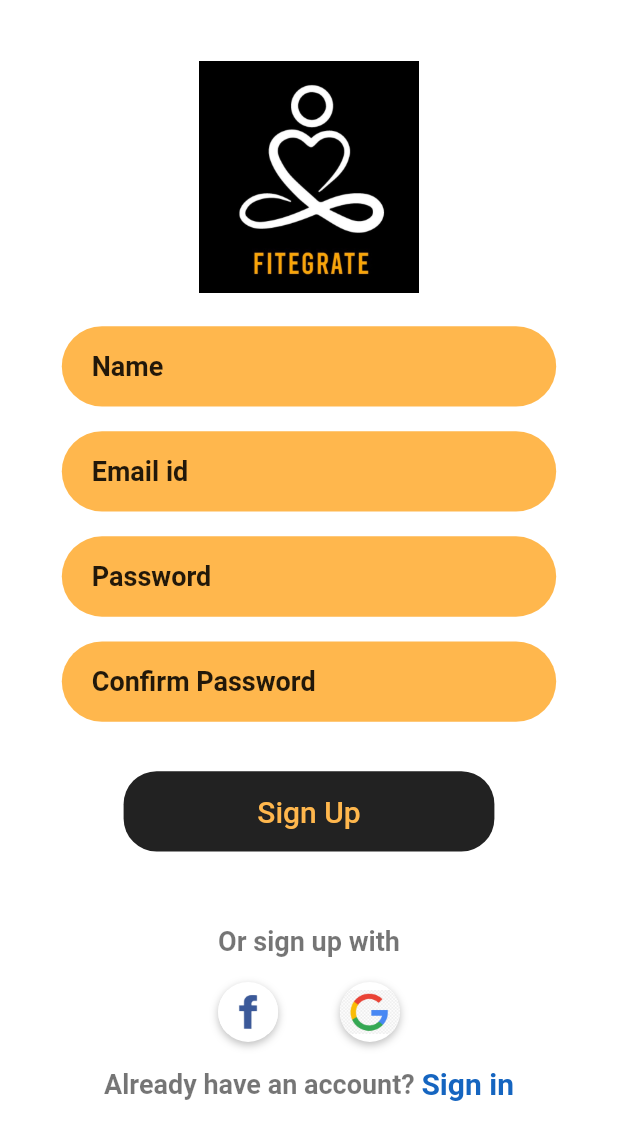
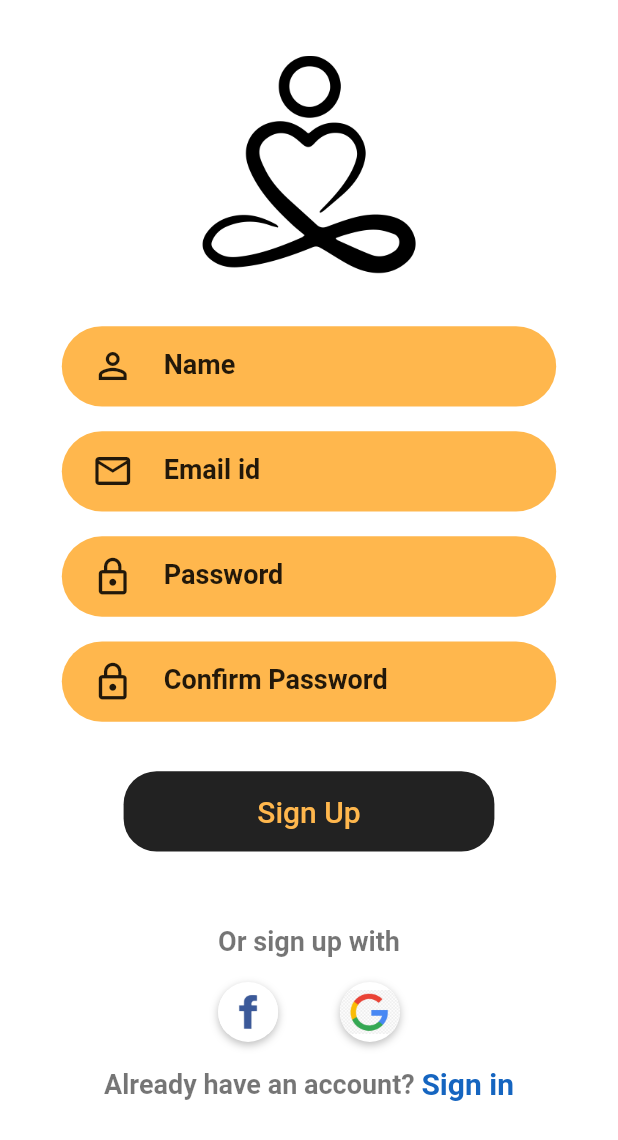
Before and after one commit to adityaraj079/page_one, a Flutter app: the screen it shows after launch, on a phone screen of 412 x 824 dp. Shown: the top 1140 px of the screen. Run offline on Flutter 3.47's test engine with Material 2 defaults, Android fonts, the phone set to English and light mode, and no system bars.

Commit message:
Sign up improved

```diff
--- a/lib/screens/sign_up.dart
+++ b/lib/screens/sign_up.dart
@@ -81,7 +81,7 @@ class _SignUpState extends State<SignUp> {
               ClipRRect(
                   borderRadius: BorderRadius.circular(0),
                   child: Image(
-                      image: AssetImage('assets/Fitegrate/black_bg_logo.jpeg'),
+                      image: AssetImage('assets/Fitegrate/newest_logo.png'),
                       height: 166,
                       width: 147)),
               SizedBox(
@@ -104,17 +104,19 @@ class _SignUpState extends State<SignUp> {
                     },
                     decoration: InputDecoration(
                       border: InputBorder.none,
-                      contentPadding: EdgeInsets.fromLTRB(20, 0, 0, 0),
-                      // prefixIcon: Padding(
-                      //   padding: const EdgeInsets.symmetric(horizontal: 20),
-                      //   // child: Icon(Icons.email, size: 28, ),
-                      // ),
+                      //contentPadding: EdgeInsets.fromLTRB(20, 0, 0, 0),
+                      prefixIcon: Padding(
+                        padding: const EdgeInsets.symmetric(horizontal: 20),
+                        child: Icon(Icons.person_outline, size: 28, color: Colors.black87, ),
+                      ),
                       hintText: 'Name',
                       hintStyle: TextStyle(
                           color: Colors.black87,
                           fontSize: 18,
                           fontWeight: FontWeight.bold),
                     ),
+                    style: TextStyle(color: Colors.black87,  fontSize: 18,
+                          fontWeight: FontWeight.bold),
                     keyboardType: TextInputType.name,
                     textInputAction: TextInputAction.next,
                   ),
@@ -148,17 +150,19 @@ class _SignUpState extends State<SignUp> {
                     },
                     decoration: InputDecoration(
                       border: InputBorder.none,
-                      contentPadding: EdgeInsets.fromLTRB(20, 0, 0, 0),
-                      // prefixIcon: Padding(
-                      //   padding: const EdgeInsets.symmetric(horizontal: 20),
-                      //   //child: Icon(Icons.email, size: 28, ),
-                      // ),
+                      //contentPadding: EdgeInsets.fromLTRB(20, 0, 0, 0),
+                      prefixIcon: Padding(
+                        padding: const EdgeInsets.symmetric(horizontal: 20),
+                        child: Icon(Icons.email_outlined, size: 28, color: Colors.black87,),
+                      ),
                       hintText: 'Email id',
                       hintStyle: TextStyle(
                           color: Colors.black87,
                           fontSize: 18,
                           fontWeight: FontWeight.bold),
                     ),
+                    style: TextStyle(color: Colors.black87,  fontSize: 18,
+                          fontWeight: FontWeight.bold),
                     keyboardType: TextInputType.emailAddress,
                     textInputAction: TextInputAction.next,
                   ),
@@ -184,17 +188,19 @@ class _SignUpState extends State<SignUp> {
                     },
                     decoration: InputDecoration(
                       border: InputBorder.none,
-                      contentPadding: EdgeInsets.fromLTRB(20, 0, 0, 0),
-                      // prefixIcon: Padding(
-                      //   padding: const EdgeInsets.symmetric(horizontal: 20),
-                      //   //child: Icon(Icons.email, size: 28, ),
-                      // ),
+                     // contentPadding: EdgeInsets.fromLTRB(20, 0, 0, 0),
+                      prefixIcon: Padding(
+                        padding: const EdgeInsets.symmetric(horizontal: 20),
+                        child: Icon(Icons.lock_outline, size: 28, color: Colors.black87,),
+                      ),
                       hintText: 'Password',
                       hintStyle: TextStyle(
                           color: Colors.black87,
                           fontSize: 18,
                           fontWeight: FontWeight.bold),
                     ),
+                    style: TextStyle(color: Colors.black87,  fontSize: 18,
+                          fontWeight: FontWeight.bold),
                     keyboardType: TextInputType.emailAddress,
                     obscureText: true,
                     textInputAction: TextInputAction.next,
@@ -221,17 +227,19 @@ class _SignUpState extends State<SignUp> {
                     },
                     decoration: InputDecoration(
                       border: InputBorder.none,
-                      contentPadding: EdgeInsets.fromLTRB(20, 0, 0, 0),
-                      // prefixIcon: Padding(
-                      //   padding: const EdgeInsets.symmetric(horizontal: 20),
-                      //   //child: Icon(Icons.email, size: 28, ),
-                      // ),
+                      //contentPadding: EdgeInsets.fromLTRB(20, 0, 0, 0),
+                      prefixIcon: Padding(
+                        padding: const EdgeInsets.symmetric(horizontal: 20),
+                        child: Icon(Icons.lock_outline, size: 28, color: Colors.black87,),
+                      ),
                       hintText: 'Confirm Password',
                       hintStyle: TextStyle(
                           color: Colors.black87,
                           fontSize: 18,
                           fontWeight: FontWeight.bold),
                     ),
+                    style: TextStyle(color: Colors.black87,  fontSize: 18,
+                          fontWeight: FontWeight.bold),
                     keyboardType: TextInputType.emailAddress,
                     obscureText: true,
                     textInputAction: TextInputAction.next,
--- a/pubspec.yaml
+++ b/pubspec.yaml
@@ -57,6 +57,7 @@ flutter:
     - assets/Fitegrate/black_bg_logo.jpeg
     - assets/Fitegrate/logo_noname.jpeg
     - assets/Fitegrate/black_part2.jpeg
+    - assets/Fitegrate/newest_logo.png
 
 
   # An image asset can refer to one or more resolution-specific "variants", see
```
Also changed, not shown: assets/Fitegrate/newest_logo.png (added), pubspec.lock.
